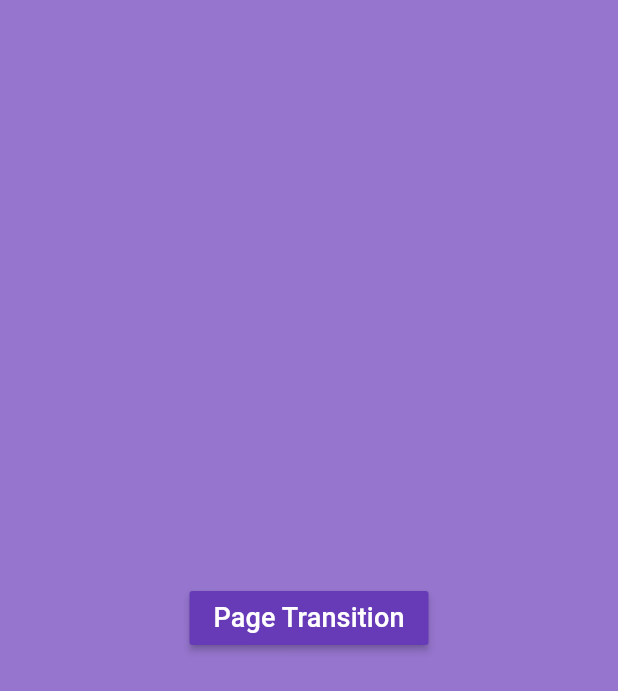
After one commit to hassanmirzaa/mordern_app, a Flutter app: the PageTransitionScreen screen opened directly, on a phone screen of 412 x 824 dp. The commit adds this screen. Shown: the top 691 px of the screen. Run offline on Flutter 3.47's test engine with Material 3 defaults, Android fonts, the phone set to English and light mode, and no system bars; our stand-ins replace confetti, get, hidden_drawer_menu, popover, smooth_page_indicator.

Commit message:
page transition

```diff
--- a/lib/main.dart
+++ b/lib/main.dart
@@ -1,4 +1,5 @@
 import 'package:flutter/material.dart';
+import 'package:get/get_navigation/src/root/get_material_app.dart';
 import 'package:the3d_objects/hidden_drawer.dart';
 void main(){
   runApp(const MyApp());
@@ -9,7 +10,7 @@ class MyApp extends StatelessWidget {
 
   @override
   Widget build(BuildContext context) {
-    return MaterialApp(
+    return GetMaterialApp(
       debugShowCheckedModeBanner: false,
       theme: ThemeData(
         appBarTheme: const AppBarTheme(
--- /dev/null
+++ b/lib/page_transition.dart
@@ -0,0 +1,30 @@
+import 'package:flutter/material.dart';
+import 'package:get/get.dart';
+import 'package:the3d_objects/secondpage.dart';
+
+class PageTransitionScreen extends StatelessWidget {
+  const PageTransitionScreen({super.key});
+
+  @override
+  Widget build(BuildContext context) {
+    return Scaffold(
+      backgroundColor: Colors.deepPurple[300],
+      body: Center(
+        child: MaterialButton(
+          onPressed: () {
+            Get.to(
+              () => const SecondPage(),
+              transition: Transition.rightToLeft,
+              duration: const Duration(milliseconds: 400),
+            );
+          },
+          color: Colors.deepPurple,
+          child: const Text(
+            "Page Transition",
+            style: TextStyle(color: Colors.white, fontSize: 18),
+          ),
+        ),
+      ),
+    );
+  }
+}
--- a/pubspec.yaml
+++ b/pubspec.yaml
@@ -38,6 +38,8 @@ dependencies:
   hidden_drawer_menu: ^3.0.1
   confetti: ^0.8.0
   smooth_page_indicator: ^1.2.0+3
+  popover: ^0.3.1
+  get: ^4.6.6
 
 dev_dependencies:
   flutter_test:
```
Also changed, not shown: lib/button.dart (added, +22 -0 lines), lib/hidden_drawer.dart (+23 -1 lines), lib/menu_items.dart (added, +30 -0 lines), lib/popup.dart (added, +21 -0 lines), lib/secondpage.dart (added, +15 -0 lines), pubspec.lock.
